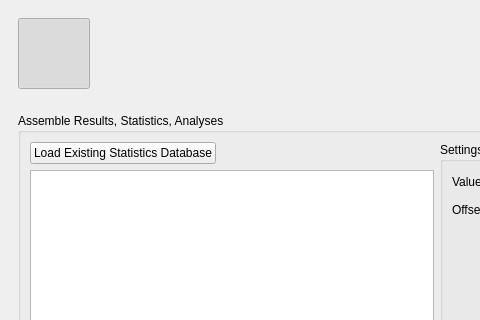
This is gui_files/new_main_window.ui in ELVIS-Project/vis-framework as Qt 5 draws it before an edit; both pictures show x 0 to 480 and y 0 to 320 of the 849 by 678 pixel window. The edited form follows.
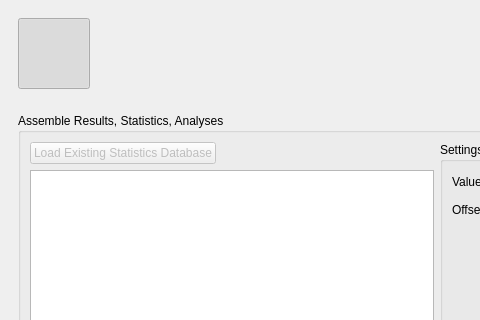
This is the edited form. The open tabs and pages were chosen to show the change. Icons and pictures are not drawn.

Commit message:
(Temporarily) Disabled the "Load Existing Statistics" Button
Closes #81. We won't finish this in time for AMS/SMT/SEM, so I decided to
disable the "Load" button. Nobody will be tempted.

```diff
--- a/gui_files/new_main_window.ui
+++ b/gui_files/new_main_window.ui
@@ -352,6 +352,9 @@
           <layout class="QGridLayout" name="gridLayout_2">
            <item row="0" column="0">
             <widget class="QPushButton" name="btn_load_statistics">
+             <property name="enabled">
+              <bool>false</bool>
+             </property>
              <property name="text">
               <string>Load Existing Statistics Database</string>
              </property>
```
Left out of the diff: 2 changed lines with no effect on the pictures. The commit also changes 1 other file.
